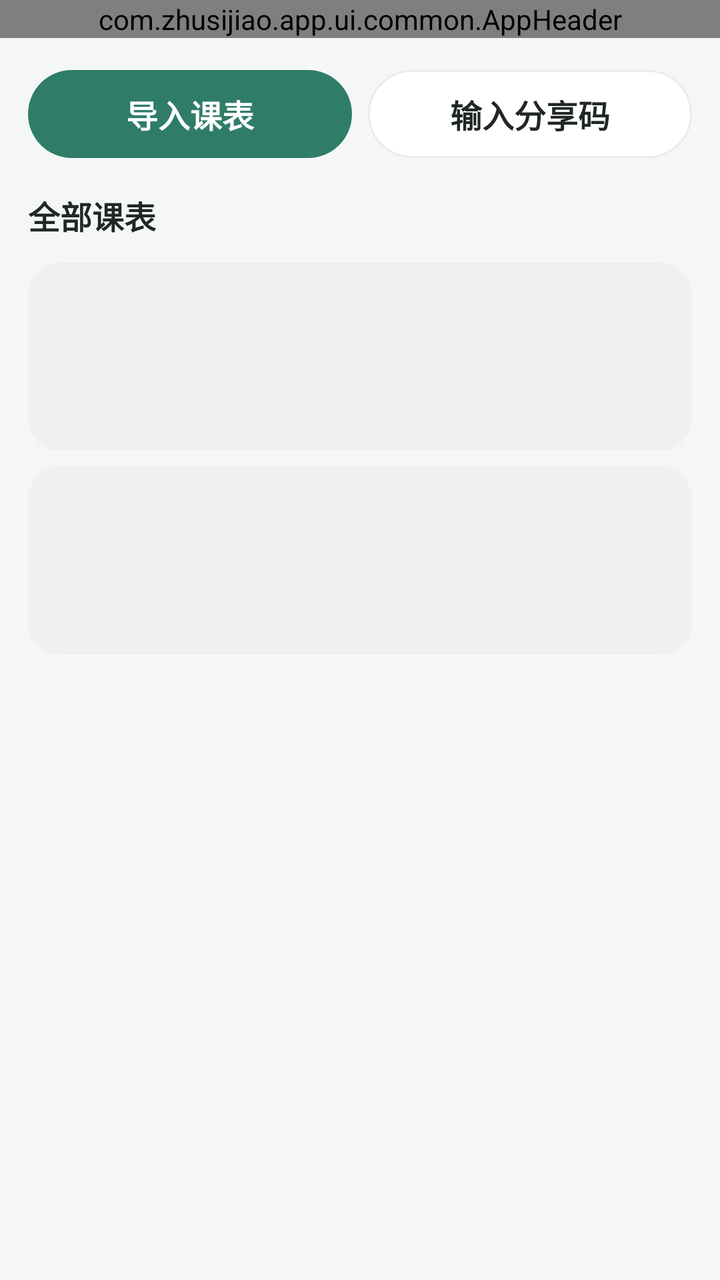
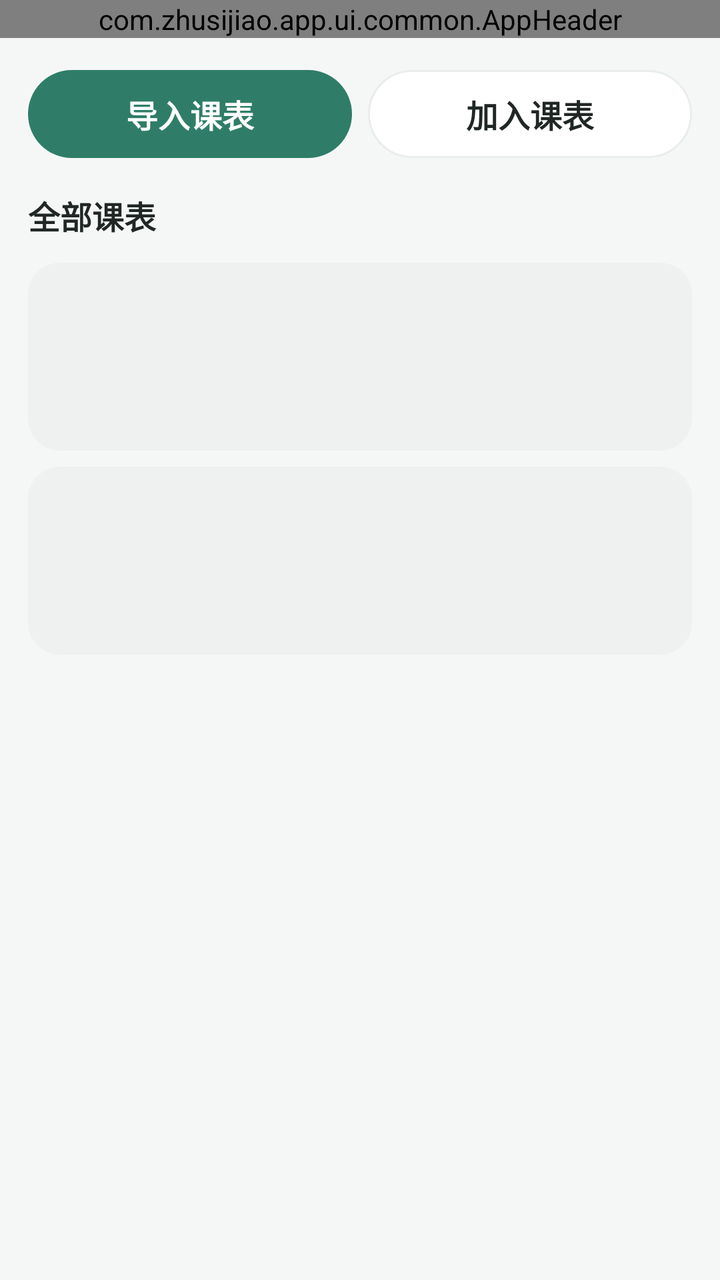

Before-and-after screenshots of an Android layout around one commit, followed by the original layout XML and the change that was made.
<!-- AndroidManifest.xml: application theme Theme.Zhusijiao -->
<!-- res/layout/fragment_library.xml -->
<?xml version="1.0" encoding="utf-8"?>

<LinearLayout xmlns:android="http://schemas.android.com/apk/res/android"
    android:layout_width="match_parent"
    android:layout_height="match_parent"
    android:background="@color/background"
    android:orientation="vertical">

    <com.zhusijiao.app.ui.common.AppHeader
        android:id="@+id/header"
        android:layout_width="match_parent"
        android:layout_height="wrap_content" />

    <androidx.core.widget.NestedScrollView
        android:id="@+id/scroll"
        android:layout_width="match_parent"
        android:layout_height="0dp"
        android:layout_weight="1">

        <LinearLayout
            android:layout_width="match_parent"
            android:layout_height="wrap_content"
            android:orientation="vertical"
            android:paddingStart="@dimen/page_padding"
            android:paddingEnd="@dimen/page_padding"
            android:paddingBottom="16dp">

            <LinearLayout
                android:layout_width="match_parent"
                android:layout_height="wrap_content"
                android:layout_marginTop="16dp"
                android:orientation="horizontal">

                <TextView
                    android:id="@+id/importBtn"
                    style="@style/PrimaryButton"
                    android:layout_width="0dp"
                    android:layout_marginEnd="8dp"
                    android:layout_weight="1"
                    android:text="@string/library_import" />

                <TextView
                    android:id="@+id/joinBtn"
                    style="@style/GhostButton"
                    android:layout_width="0dp"
                    android:layout_weight="1"
                    android:text="@string/library_join" />
            </LinearLayout>

            <LinearLayout
                android:layout_width="match_parent"
                android:layout_height="wrap_content"
                android:layout_marginTop="17dp"
                android:gravity="center_vertical"
                android:orientation="horizontal">

                <TextView
                    style="@style/SectionTitle"
                    android:layout_width="0dp"
                    android:layout_weight="1"
                    android:text="@string/library_all" />

                <TextView
                    android:id="@+id/countText"
                    android:layout_width="wrap_content"
                    android:layout_height="wrap_content"
                    android:textColor="@color/sub_8a"
                    android:textSize="@dimen/text_caption" />
            </LinearLayout>

            <LinearLayout
                android:id="@+id/skeletonList"
                android:layout_width="match_parent"
                android:layout_height="wrap_content"
                android:layout_marginTop="12dp"
                android:orientation="vertical">

                <View
                    android:layout_width="match_parent"
                    android:layout_height="94dp"
                    android:layout_marginBottom="8dp"
                    android:background="@drawable/bg_skeleton" />

                <View
                    android:layout_width="match_parent"
                    android:layout_height="94dp"
                    android:background="@drawable/bg_skeleton" />
            </LinearLayout>

            <LinearLayout
                android:id="@+id/emptyState"
                android:layout_width="match_parent"
                android:layout_height="wrap_content"
                android:layout_marginTop="12dp"
                android:background="@drawable/bg_card"
                android:gravity="center_horizontal"
                android:orientation="vertical"
                android:paddingStart="16dp"
                android:paddingTop="36dp"
                android:paddingEnd="16dp"
                android:paddingBottom="36dp"
                android:visibility="gone">

                <TextView
                    style="@style/EmptyTitle"
                    android:text="@string/library_empty_title" />
            </LinearLayout>

            <LinearLayout
                android:id="@+id/cardList"
                android:layout_width="match_parent"
                android:layout_height="wrap_content"
                android:layout_marginTop="12dp"
                android:orientation="vertical" />
        </LinearLayout>
    </androidx.core.widget.NestedScrollView>
</LinearLayout>
<!-- resources referenced by this layout -->
<resources>
  <color name="background">#f5f7f6</color>
  <color name="sub_8a">@color/text_tertiary</color>
  <dimen name="page_padding">14dp</dimen>
  <dimen name="text_caption">11sp</dimen>
  <!-- drawable bg_card (drawable) -->
  <?xml version="1.0" encoding="utf-8"?>
  
  <shape xmlns:android="http://schemas.android.com/apk/res/android" android:shape="rectangle">
      <solid android:color="@color/surface" />
      <stroke android:width="1dp" android:color="@color/line" />
      <corners android:radius="@dimen/card_radius_lg" />
  </shape>
  <!-- drawable bg_skeleton (drawable) -->
  <?xml version="1.0" encoding="utf-8"?>
  
  <shape xmlns:android="http://schemas.android.com/apk/res/android" android:shape="rectangle">
      <solid android:color="@color/skeleton" />
      <corners android:radius="@dimen/card_radius_lg" />
  </shape>
  <string name="library_all">全部课表</string>
  <string name="library_empty_title">暂无课表</string>
  <string name="library_import">导入课表</string>
  <string name="library_join">输入分享码</string>
  <style name="EmptyTitle">
          <item name="android:layout_width">wrap_content</item>
          <item name="android:layout_height">wrap_content</item>
          <item name="android:textColor">@color/ink</item>
          <item name="android:textSize">@dimen/text_subtitle</item>
          <item name="android:textStyle">bold</item>
      </style>
  <style name="GhostButton" parent="PrimaryButton">
          <item name="android:background">@drawable/bg_ghost_button</item>
          <item name="android:textColor">@color/ink</item>
      </style>
  <style name="SectionTitle">
          <item name="android:layout_width">wrap_content</item>
          <item name="android:layout_height">wrap_content</item>
          <item name="android:textColor">@color/ink</item>
          <item name="android:textSize">@dimen/text_section</item>
          <item name="android:textStyle">bold</item>
      </style>
  <color name="text_tertiary">#8a9490</color>
  <color name="surface">#ffffff</color>
  <color name="line">#e9edeb</color>
  <dimen name="card_radius_lg">@dimen/radius_lg</dimen>
  <color name="skeleton">#eef1ef</color>
  <color name="ink">#202725</color>
  <dimen name="text_subtitle">16sp</dimen>
  <dimen name="button_min_height">44dp</dimen>
  <dimen name="text_button">@dimen/text_subtitle</dimen>
  <dimen name="text_section">@dimen/text_subtitle</dimen>
  <color name="accent">#2f7d68</color>
  <color name="muted">#7d8783</color>
  <style name="Theme.Zhusijiao.Dialog" parent="Theme.AppCompat.Light.Dialog.Alert">
          <item name="colorAccent">@color/accent</item>
          <item name="android:textColorPrimary">@color/ink</item>
          <item name="buttonBarPositiveButtonStyle">@style/DialogButton</item>
          <item name="buttonBarNegativeButtonStyle">@style/DialogButton</item>
          <item name="buttonBarNeutralButtonStyle">@style/DialogButton</item>
      </style>
  <dimen name="radius_lg">16dp</dimen>
  <color name="hover_bg">#f2f5f4</color>
  <dimen name="button_radius">@dimen/radius_pill</dimen>
  <color name="accent_strong">#287760</color>
  <style name="DialogButton" parent="Widget.AppCompat.Button.ButtonBar.AlertDialog">
          <item name="android:textColor">@color/accent</item>
          <item name="android:textStyle">bold</item>
      </style>
  <dimen name="radius_pill">100dp</dimen>
  <!-- unchanged entries left out for length: 4 -->
</resources>

<!-- the commit's change to res/layout/fragment_library.xml (unified diff, before → after) -->
@@ -26,6 +26,7 @@
             android:paddingBottom="16dp">
 
             <LinearLayout
+                android:id="@+id/actionRow"
                 android:layout_width="match_parent"
                 android:layout_height="wrap_content"
                 android:layout_marginTop="16dp"
@@ -35,7 +36,6 @@
                     android:id="@+id/importBtn"
                     style="@style/PrimaryButton"
                     android:layout_width="0dp"
-                    android:layout_marginEnd="8dp"
                     android:layout_weight="1"
                     android:text="@string/library_import" />
 
@@ -43,11 +43,13 @@
                     android:id="@+id/joinBtn"
                     style="@style/GhostButton"
                     android:layout_width="0dp"
+                    android:layout_marginStart="8dp"
                     android:layout_weight="1"
-                    android:text="@string/library_join" />
+                    android:text="@string/join_title" />
             </LinearLayout>
 
             <LinearLayout
+                android:id="@+id/listHeader"
                 android:layout_width="match_parent"
                 android:layout_height="wrap_content"
                 android:layout_marginTop="17dp"
@@ -87,23 +89,40 @@
                     android:background="@drawable/bg_skeleton" />
             </LinearLayout>
 
+            
             <LinearLayout
                 android:id="@+id/emptyState"
                 android:layout_width="match_parent"
                 android:layout_height="wrap_content"
-                android:layout_marginTop="12dp"
-                android:background="@drawable/bg_card"
+                android:layout_marginTop="56dp"
                 android:gravity="center_horizontal"
                 android:orientation="vertical"
-                android:paddingStart="16dp"
-                android:paddingTop="36dp"
-                android:paddingEnd="16dp"
-                android:paddingBottom="36dp"
+                android:paddingStart="24dp"
+                android:paddingEnd="24dp"
                 android:visibility="gone">
+
+                <ImageView
+                    android:layout_width="96dp"
+                    android:layout_height="96dp"
+                    android:layout_marginBottom="18dp"
+                    android:contentDescription="@null"
+                    android:src="@mipmap/ic_launcher_round" />
 
                 <TextView
                     style="@style/EmptyTitle"
-                    android:text="@string/library_empty_title" />
+                    android:text="@string/index_empty_title" />
+
+                <TextView
+                    android:id="@+id/emptyImport"
+                    style="@style/PrimaryButton"
+                    android:layout_marginTop="20dp"
+                    android:text="@string/index_import" />
+
+                <TextView
+                    android:id="@+id/emptyJoin"
+                    style="@style/GhostButton"
+                    android:layout_marginTop="8dp"
+                    android:text="@string/join_title" />
             </LinearLayout>
 
             <LinearLayout
<!-- resource entries referenced after the edit -->
@@ -4,14 +4,6 @@
   <color name="sub_8a">@color/text_tertiary</color>
   <dimen name="page_padding">14dp</dimen>
   <dimen name="text_caption">11sp</dimen>
-  <!-- drawable bg_card (drawable) -->
-  <?xml version="1.0" encoding="utf-8"?>
-  
-  <shape xmlns:android="http://schemas.android.com/apk/res/android" android:shape="rectangle">
-      <solid android:color="@color/surface" />
-      <stroke android:width="1dp" android:color="@color/line" />
-      <corners android:radius="@dimen/card_radius_lg" />
-  </shape>
   <!-- drawable bg_skeleton (drawable) -->
   <?xml version="1.0" encoding="utf-8"?>
   
@@ -19,10 +11,19 @@
       <solid android:color="@color/skeleton" />
       <corners android:radius="@dimen/card_radius_lg" />
   </shape>
+  <!-- mipmap ic_launcher_round (mipmap-anydpi-v26) -->
+  <?xml version="1.0" encoding="utf-8"?>
+  
+  <adaptive-icon xmlns:android="http://schemas.android.com/apk/res/android">
+      <background android:drawable="@color/ic_launcher_background" />
+      <foreground android:drawable="@mipmap/ic_launcher_foreground" />
+      <monochrome android:drawable="@mipmap/ic_launcher_foreground" />
+  </adaptive-icon>
+  <string name="index_empty_title">还没有课表</string>
+  <string name="index_import">导入课表</string>
+  <string name="join_title">加入课表</string>
   <string name="library_all">全部课表</string>
-  <string name="library_empty_title">暂无课表</string>
   <string name="library_import">导入课表</string>
-  <string name="library_join">输入分享码</string>
   <style name="EmptyTitle">
           <item name="android:layout_width">wrap_content</item>
           <item name="android:layout_height">wrap_content</item>
@@ -45,6 +46,7 @@
   <color name="surface">#ffffff</color>
   <color name="line">#e9edeb</color>
   <dimen name="card_radius_lg">@dimen/radius_lg</dimen>
+  <color name="ic_launcher_background">#FFFFFF</color>
   <color name="skeleton">#eef1ef</color>
   <color name="ink">#202725</color>
   <dimen name="text_subtitle">16sp</dimen>
